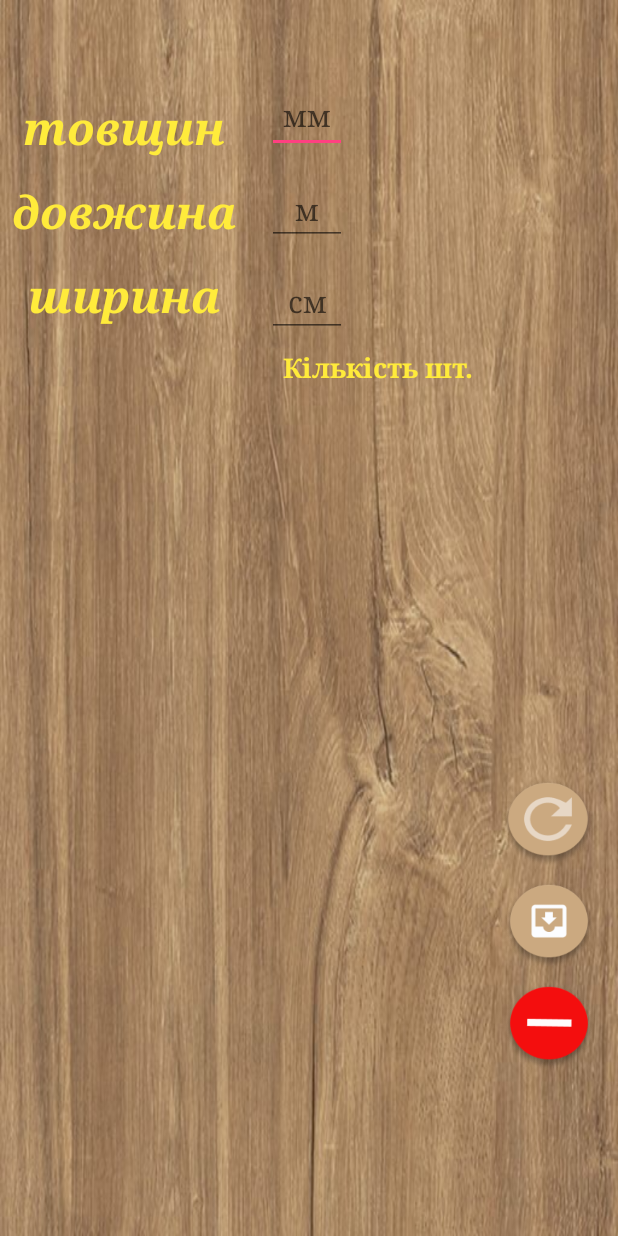
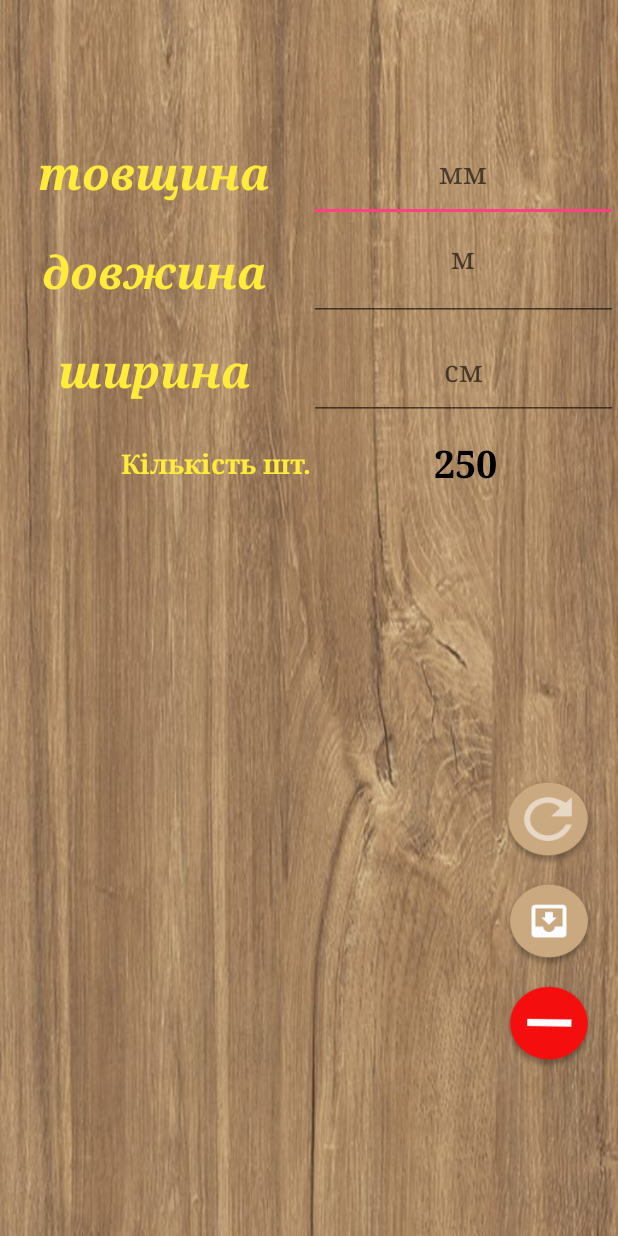
Before and after one commit to andrequs/Calculator, an Android app: the layout activity_main.xml on its own in the app's theme, with its tools: preview values and no code run, on a phone screen of 412 x 824 dp. Run offline under Robolectric (Android 15) with nearby library versions, the phone set to English and light mode, and no system bars.

Commit message:
Updated layout

```diff
--- a/app/src/main/res/layout/activity_main.xml
+++ b/app/src/main/res/layout/activity_main.xml
@@ -12,40 +12,26 @@
 
     <EditText
         android:id="@+id/enterTxt3"
-            android:layout_width="53dp"
-            android:layout_height="45dp"
-            android:layout_alignParentStart="true"
-            android:layout_alignParentLeft="true"
-            android:layout_alignParentTop="true"
-            android:layout_gravity="center_vertical|center_horizontal"
-            android:layout_marginStart="20dp"
-            android:layout_marginLeft="20dp"
-            android:layout_marginTop="8dp"
-            android:layout_weight="1"
-            android:autofillHints=""
+        android:layout_width="0dp"
+        android:layout_height="0dp"
         android:ems="10"
-            android:gravity="center_vertical|center"
+        android:gravity="center"
         android:hint="@string/txtMM"
         android:inputType="number"
         android:maxLength="3"
-            android:paddingTop="6dp"
         android:textColor="@android:color/black"
         android:textSize="20sp"
         android:typeface="serif"
-            android:visibility="visible"
+        app:layout_constraintBottom_toTopOf="@+id/guideline2"
+        app:layout_constraintEnd_toEndOf="parent"
+        app:layout_constraintHorizontal_bias="0.5"
         app:layout_constraintStart_toEndOf="@+id/textView2"
-            app:layout_constraintTop_toBottomOf="@+id/calcView" />
+        app:layout_constraintTop_toTopOf="@+id/guideline" />
 
     <TextView
         android:id="@+id/calcView"
         android:layout_width="199dp"
         android:layout_height="wrap_content"
-            android:layout_alignParentStart="true"
-            android:layout_alignParentLeft="true"
-            android:layout_alignParentTop="true"
-            android:layout_marginStart="8dp"
-            android:layout_marginLeft="8dp"
-            android:layout_marginTop="8dp"
         android:layout_weight="1"
         android:textColor="@android:color/background_dark"
         android:textSize="30sp"
@@ -68,22 +54,16 @@
         android:layout_marginBottom="8dp"
         android:layout_weight="1"
         android:background="@drawable/btndelete"
-            android:contentDescription="TODO"
         android:onClick="Onclick_delete"
         android:state_pressed="true"
         app:layout_constraintBottom_toTopOf="@+id/resultTxt2"
-            app:layout_constraintEnd_toEndOf="parent" />
+        app:layout_constraintEnd_toEndOf="parent"
+        tools:ignore="ContentDescription" />
 
     <TextView
         android:id="@+id/textView2"
-            android:layout_width="150dp"
-            android:layout_height="40dp"
-            android:layout_alignParentStart="true"
-            android:layout_alignParentLeft="true"
-            android:layout_alignParentTop="true"
-            android:layout_marginStart="8dp"
-            android:layout_marginLeft="8dp"
-            android:layout_marginTop="16dp"
+        android:layout_width="0dp"
+        android:layout_height="0dp"
         android:layout_weight="1"
         android:gravity="center"
         android:text="@string/txtTovsh"
@@ -91,35 +71,27 @@
         android:textSize="30sp"
         android:textStyle="bold|italic"
         android:typeface="serif"
+        app:layout_constraintBottom_toTopOf="@+id/guideline2"
+        app:layout_constraintEnd_toStartOf="@+id/enterTxt3"
+        app:layout_constraintHorizontal_bias="0.5"
         app:layout_constraintStart_toStartOf="parent"
-            app:layout_constraintTop_toBottomOf="@+id/calcView" />
+        app:layout_constraintTop_toTopOf="@+id/guideline" />
 
     <EditText
         android:id="@+id/enterTxt"
-            android:layout_width="53dp"
-            android:layout_height="45dp"
-            android:layout_alignParentStart="true"
-
-            android:layout_alignParentLeft="true"
-            android:layout_alignParentTop="true"
-            android:layout_gravity="center_vertical|center_horizontal"
-            android:layout_marginStart="20dp"
-            android:layout_marginLeft="20dp"
-            android:layout_marginTop="16dp"
-            android:layout_weight="1"
-            android:autofillHints=""
-            android:ems="10"
-            android:gravity="center_vertical|center_horizontal"
+        android:layout_width="0dp"
+        android:layout_height="0dp"
+        android:gravity="center_horizontal"
         android:hint="@string/txtM"
         android:inputType="number"
         android:maxLength="2"
         android:textColor="@android:color/black"
         android:textSize="20sp"
         android:typeface="serif"
-            android:visibility="visible"
-            app:layout_constraintStart_toEndOf="@+id/textView5"
-            app:layout_constraintTop_toBottomOf="@+id/enterTxt3"
-            tools:ignore="RtlHardcoded" />
+        app:layout_constraintBottom_toTopOf="@+id/guideline3"
+        app:layout_constraintEnd_toEndOf="parent"
+        app:layout_constraintStart_toEndOf="@+id/textView"
+        app:layout_constraintTop_toTopOf="@+id/guideline2" />
 
     <ImageButton
         android:id="@+id/imgCreate"
@@ -134,7 +106,6 @@
         android:layout_marginRight="16dp"
         android:layout_marginBottom="8dp"
         android:background="@drawable/btncreate"
-            android:contentDescription="TODO"
         android:onClick="OnClick_btnCreate"
         android:state_pressed="true"
         app:layout_constraintBottom_toTopOf="@+id/imgBtnDel"
@@ -142,69 +113,52 @@
 
     <EditText
         android:id="@+id/enterTxt2"
-            android:layout_width="53dp"
-            android:layout_height="45dp"
-            android:layout_alignParentStart="true"
-
-            android:layout_alignParentLeft="true"
-            android:layout_alignParentTop="true"
-            android:layout_gravity="center_vertical|center_horizontal"
-            android:layout_marginStart="20dp"
-            android:layout_marginLeft="20dp"
-            android:layout_marginTop="16dp"
-            android:layout_weight="1"
-            android:autofillHints=""
+        android:layout_width="0dp"
+        android:layout_height="0dp"
         android:ems="10"
-            android:gravity="center_vertical|center_horizontal"
+        android:gravity="center"
         android:hint="@string/txtCm"
         android:inputType="number"
         android:maxLength="2"
         android:textColor="@android:color/black"
         android:textSize="20sp"
         android:typeface="serif"
-            android:visibility="visible"
+        app:layout_constraintBottom_toTopOf="@+id/guideline4"
+        app:layout_constraintEnd_toEndOf="parent"
+        app:layout_constraintHorizontal_bias="0.5"
         app:layout_constraintStart_toEndOf="@+id/textView5"
-            app:layout_constraintTop_toBottomOf="@+id/enterTxt"
-            tools:ignore="RtlHardcoded" />
+        app:layout_constraintTop_toTopOf="@+id/guideline3" />
 
     <TextView
         android:id="@+id/textView"
-            android:layout_width="150dp"
-            android:layout_height="40dp"
-            android:layout_alignParentStart="true"
-            android:layout_alignParentLeft="true"
-            android:layout_alignParentTop="true"
-            android:layout_marginStart="8dp"
-            android:layout_marginLeft="8dp"
-            android:layout_marginTop="16dp"
-            android:layout_weight="1"
+        android:layout_width="0dp"
+        android:layout_height="0dp"
         android:gravity="center"
         android:text="@string/txtLenght"
         android:textColor="#FFEB3B"
         android:textSize="30sp"
         android:textStyle="bold|italic"
         android:typeface="serif"
+        app:layout_constraintBottom_toTopOf="@+id/guideline3"
+        app:layout_constraintEnd_toStartOf="@+id/enterTxt"
         app:layout_constraintStart_toStartOf="parent"
-            app:layout_constraintTop_toBottomOf="@+id/textView2" />
+        app:layout_constraintTop_toTopOf="@+id/guideline2" />
 
     <TextView
         android:id="@+id/quantityView"
-            android:layout_width="47dp"
-            android:layout_height="44dp"
-            android:layout_alignParentTop="true"
-            android:layout_alignParentEnd="true"
-            android:layout_alignParentRight="true"
-            android:layout_gravity="center"
-            android:layout_marginTop="180dp"
-            android:layout_marginEnd="16dp"
-            android:layout_marginRight="16dp"
-            android:layout_weight="0"
+        android:layout_width="wrap_content"
+        android:layout_height="0dp"
+        android:gravity="center"
         android:textColor="@android:color/background_dark"
         android:textSize="25sp"
         android:textStyle="bold"
         android:typeface="serif"
+        app:layout_constraintBottom_toTopOf="@+id/guideline5"
         app:layout_constraintEnd_toEndOf="parent"
-            app:layout_constraintTop_toBottomOf="@+id/resultTxt" />
+        app:layout_constraintHorizontal_bias="0.5"
+        app:layout_constraintStart_toEndOf="@+id/textView3"
+        app:layout_constraintTop_toTopOf="@+id/guideline4"
+        tools:text="250" />
 
     <TextView
         android:id="@+id/resultTxt2"
@@ -272,15 +226,9 @@
 
     <TextView
         android:id="@+id/textView5"
-            android:layout_width="150dp"
-            android:layout_height="40dp"
-            android:layout_alignParentStart="true"
-            android:layout_alignParentLeft="true"
-            android:layout_alignParentTop="true"
-            android:layout_gravity="center_vertical|center"
-            android:layout_marginStart="8dp"
-            android:layout_marginLeft="8dp"
-            android:layout_marginTop="16dp"
+        android:layout_width="0dp"
+        android:layout_height="0dp"
+        android:layout_gravity="center"
         android:layout_weight="0"
         android:gravity="center"
         android:text="@string/txtWid"
@@ -288,31 +236,63 @@
         android:textSize="30sp"
         android:textStyle="bold|italic"
         android:typeface="serif"
+        app:layout_constraintBottom_toTopOf="@+id/guideline4"
+        app:layout_constraintEnd_toStartOf="@+id/enterTxt2"
+        app:layout_constraintHorizontal_bias="0.5"
         app:layout_constraintStart_toStartOf="parent"
-            app:layout_constraintTop_toBottomOf="@+id/textView" />
+        app:layout_constraintTop_toTopOf="@+id/guideline3" />
 
     <TextView
         android:id="@+id/textView3"
         android:layout_width="wrap_content"
-            android:layout_height="44dp"
-            android:layout_alignParentStart="true"
-            android:layout_alignParentLeft="true"
-            android:layout_alignParentTop="true"
-            android:layout_alignParentEnd="true"
-            android:layout_alignParentRight="true"
-            android:layout_alignParentBottom="true"
+        android:layout_height="0dp"
         android:layout_gravity="bottom"
-            android:layout_marginTop="8dp"
-            android:layout_marginEnd="96dp"
-            android:layout_marginRight="96dp"
-            android:layout_weight="0"
+        android:gravity="center"
         android:text="@string/txtQuntBoard"
         android:textColor="#FFEB3B"
         android:textSize="18sp"
         android:textStyle="bold"
         android:typeface="serif"
-            app:layout_constraintEnd_toEndOf="parent"
-            app:layout_constraintTop_toBottomOf="@+id/enterTxt2" />
+        app:layout_constraintBottom_toTopOf="@+id/guideline5"
+        app:layout_constraintEnd_toStartOf="@+id/quantityView"
+        app:layout_constraintHorizontal_bias="0.51"
+        app:layout_constraintStart_toStartOf="parent"
+        app:layout_constraintTop_toTopOf="@+id/guideline4" />
+
+    <android.support.constraint.Guideline
+        android:id="@+id/guideline"
+        android:layout_width="wrap_content"
+        android:layout_height="wrap_content"
+        android:orientation="horizontal"
+        app:layout_constraintGuide_percent="0.1" />
+
+    <android.support.constraint.Guideline
+        android:id="@+id/guideline2"
+        android:layout_width="wrap_content"
+        android:layout_height="wrap_content"
+        android:orientation="horizontal"
+        app:layout_constraintGuide_percent="0.18" />
+
+    <android.support.constraint.Guideline
+        android:id="@+id/guideline3"
+        android:layout_width="wrap_content"
+        android:layout_height="wrap_content"
+        android:orientation="horizontal"
+        app:layout_constraintGuide_percent="0.26" />
+
+    <android.support.constraint.Guideline
+        android:id="@+id/guideline4"
+        android:layout_width="wrap_content"
+        android:layout_height="wrap_content"
+        android:orientation="horizontal"
+        app:layout_constraintGuide_percent="0.34" />
+
+    <android.support.constraint.Guideline
+        android:id="@+id/guideline5"
+        android:layout_width="wrap_content"
+        android:layout_height="wrap_content"
+        android:orientation="horizontal"
+        app:layout_constraintGuide_percent="0.41" />
 
 
 </android.support.constraint.ConstraintLayout>
```
Lines whose indentation alone changed are shown as unchanged.
